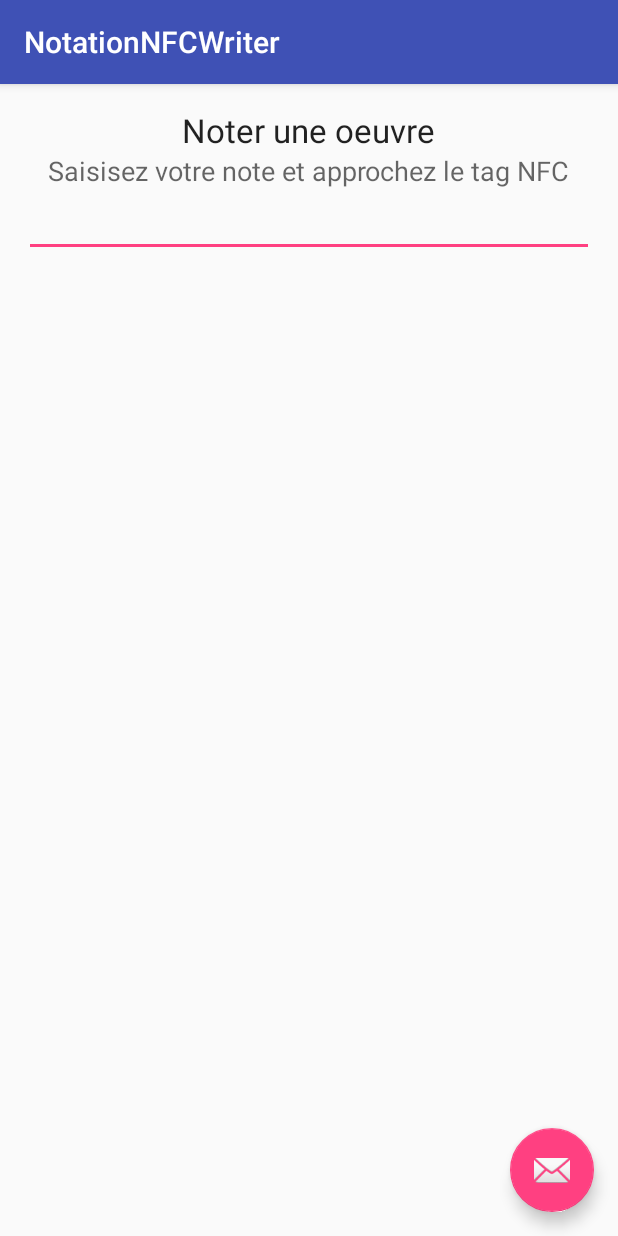
After one commit to myoann/LiFi-museum, an Android app: the NotationNFCWriter screen opened directly, with no data from a screen before it, on a phone screen of 412 x 824 dp. The commit adds this screen. Run offline under Robolectric (Android 15) with nearby library versions, the phone set to English and light mode, and no system bars; 1 statement that could not run was skipped.

Commit message:
NFC notation

```diff
--- a/app/src/main/java/lifi/lifi_museum/activity/MainActivity.java
+++ b/app/src/main/java/lifi/lifi_museum/activity/MainActivity.java
@@ -16,6 +16,7 @@ import android.widget.Button;
 import lifi.lifi_museum.R;
 import lifi.lifi_museum.lifi.LifiActivity;
 import lifi.lifi_museum.nfc.NFCActivity;
+import lifi.lifi_museum.nfc.NotationNFCActivity;
 
 public class MainActivity extends AppCompatActivity
         implements NavigationView.OnNavigationItemSelectedListener {
@@ -103,6 +104,8 @@ public class MainActivity extends AppCompatActivity
             startActivity(new Intent(this, SettingsActivity.class));
         } else if (id == R.id.nav_about) {
             startActivity(new Intent(this, AboutActivity.class));
+        }else if(id==R.id.notation_nfc){
+            startActivity(new Intent(this, NotationNFCActivity.class));
         }
 
         DrawerLayout drawer = (DrawerLayout) findViewById(R.id.drawer_layout);
--- /dev/null
+++ b/app/src/main/java/lifi/lifi_museum/nfc/NotationNFCWriter.java
@@ -0,0 +1,150 @@
+package lifi.lifi_museum.nfc;
+
+import android.app.PendingIntent;
+import android.content.Intent;
+import android.content.IntentFilter;
+import android.nfc.FormatException;
+import android.nfc.NdefMessage;
+import android.nfc.NdefRecord;
+import android.nfc.NfcAdapter;
+import android.nfc.Tag;
+import android.nfc.tech.Ndef;
+import android.os.Bundle;
+import android.support.design.widget.FloatingActionButton;
+import android.support.design.widget.Snackbar;
+import android.support.v7.app.AppCompatActivity;
+import android.support.v7.widget.Toolbar;
+import android.util.Log;
+import android.view.View;
+import android.widget.EditText;
+import android.widget.Toast;
+
+import java.io.IOException;
+
+import lifi.lifi_museum.R;
+
+public class NotationNFCWriter extends AppCompatActivity {
+
+    public NfcAdapter nfcAdapter;
+    private EditText EDnote;
+    private boolean continuer;
+
+    @Override
+    protected void onCreate(Bundle savedInstanceState) {
+        super.onCreate(savedInstanceState);
+        setContentView(R.layout.activity_notation_nfcwriter);
+        Toolbar toolbar = (Toolbar) findViewById(R.id.toolbar);
+        setSupportActionBar(toolbar);
+        this.nfcAdapter = NfcAdapter.getDefaultAdapter(this);
+        FloatingActionButton fab = (FloatingActionButton) findViewById(R.id.fab);
+        fab.setOnClickListener(new View.OnClickListener() {
+            @Override
+            public void onClick(View view) {
+                Snackbar.make(view, "Replace with your own action", Snackbar.LENGTH_LONG)
+                        .setAction("Action", null).show();
+            }
+        });
+        this.EDnote   = (EditText)findViewById(R.id.editTextNote);
+       /* String tmpNbNote = getIntent().getStringExtra("nbNote");
+        String tmpSommeNote = getIntent().getStringExtra("sommeNote");
+        if(tmpNbNote!=null){
+            this.nbNote = Integer.parseInt(tmpNbNote);
+        }
+        if(tmpNbNote!=null){
+            this.nbNote = Integer.parseInt(tmpSommeNote);
+        }*/
+
+
+    }
+    String getTextData(byte[] payload) {
+        String str = new String(payload);
+        /*String texteCode = ((payload[0] & amp; 0deux00) == 0) ' "UTF-8" : "UTF-16";
+        int langageCodeTaille = payload[0] &amp; 0077;
+        return new String(payload, langageCodeTaille + 1, payload.length - langageCodeTaille - 1, texteCode);*/
+       /* String texteCode = ((payload[0] &amp; 0deux00) == 0) ' "UTF-8" : "UTF-16";
+        int langageCodeTaille = payload[0] &amp; 0077;*/
+        return str.substring(3);
+    }
+
+    protected void onResume() {
+        super.onResume();
+        System.out.println("icici: nbNote"+NotationNFCActivity.nbNote+"somme"+NotationNFCActivity.sommeNote);
+        PendingIntent pendingIntent = PendingIntent.getActivity(getApplicationContext(), 0,new Intent(this, getClass()).addFlags(Intent.FLAG_ACTIVITY_SINGLE_TOP), 0);
+
+        IntentFilter ndef = new IntentFilter(NfcAdapter.ACTION_TECH_DISCOVERED);
+        IntentFilter[] intentFiltersArray = new IntentFilter[] {ndef};
+
+        String[][] techListsArray = new String[][] {new String[] {Ndef.class.getName()}};
+
+        this.nfcAdapter.enableForegroundDispatch(this, pendingIntent, intentFiltersArray, techListsArray);
+    }
+
+    public void onPause() {
+        super.onPause();
+        this.nfcAdapter.disableForegroundDispatch(this);
+    }
+
+
+
+    @Override
+    protected void onNewIntent(Intent intent) {
+        Tag tag = intent.getParcelableExtra(NfcAdapter.EXTRA_TAG);
+        this.continuer = false;
+        final Ndef ndef = Ndef.get(tag);
+        new Thread(new Runnable() {
+
+            @Override
+            public void run() {
+                try {
+                    ndef.connect();
+                    try {
+                        int note = Integer.parseInt(NotationNFCWriter.this.EDnote.getText().toString());
+                        if(EDnote.getText().toString().length()>0){
+                            if(note>=0 && note<=20) {
+                                synchronized (EDnote){
+                                    NdefMessage message = new NdefMessage(NdefRecord.createApplicationRecord(NotationNFCActivity.sommeNote+":"+NotationNFCActivity.nbNote));
+                                    ndef.writeNdefMessage(message);
+                                    continuer = true;
+                                }
+
+                            }
+                        }
+
+                    }
+                    catch(FormatException e) {
+                        Log.e("NFC", e.getMessage(), e);
+                    }
+                    ndef.close();
+                }
+                catch(IOException e) {
+                    Log.e("NFC", e.getMessage(), e);
+                }
+            }
+        }).start();
+
+        int note = Integer.parseInt(EDnote.getText().toString());
+        if(note>=0 && note<=20){
+            NotationNFCActivity.sommeNote += note;
+            NotationNFCActivity.nbNote+=1;
+            System.out.println("nbNote "+NotationNFCActivity.nbNote+" et somme "+NotationNFCActivity.sommeNote);
+            Toast.makeText(NotationNFCWriter.this, "La note suivant a été ajoutée:" + EDnote.getText().toString() + "/20", Toast.LENGTH_LONG).show();
+        }
+        else{
+            Toast.makeText(NotationNFCWriter.this, "Vous devez saisir un nombre compris entre 0 et 20", Toast.LENGTH_LONG).show();
+        }
+
+    }
+
+    @Override
+    public void onStart() {
+        super.onStart();
+
+
+    }
+
+    @Override
+    public void onStop() {
+        super.onStop();
+
+    }
+}
--- /dev/null
+++ b/app/src/main/res/layout/activity_notation_nfcwriter.xml
@@ -0,0 +1,34 @@
+<?xml version="1.0" encoding="utf-8"?>
+<android.support.design.widget.CoordinatorLayout xmlns:android="http://schemas.android.com/apk/res/android"
+    xmlns:app="http://schemas.android.com/apk/res-auto"
+    xmlns:tools="http://schemas.android.com/tools"
+    android:layout_width="match_parent"
+    android:layout_height="match_parent"
+    android:fitsSystemWindows="true"
+    tools:context="lifi.lifi_museum.nfc.NotationNFCWriter">
+
+    <android.support.design.widget.AppBarLayout
+        android:layout_width="match_parent"
+        android:layout_height="wrap_content"
+        android:theme="@style/AppTheme.AppBarOverlay">
+
+        <android.support.v7.widget.Toolbar
+            android:id="@+id/toolbar"
+            android:layout_width="match_parent"
+            android:layout_height="?attr/actionBarSize"
+            android:background="?attr/colorPrimary"
+            app:popupTheme="@style/AppTheme.PopupOverlay" />
+
+    </android.support.design.widget.AppBarLayout>
+
+    <include layout="@layout/content_notation_nfcwriter" />
+
+    <android.support.design.widget.FloatingActionButton
+        android:id="@+id/fab"
+        android:layout_width="wrap_content"
+        android:layout_height="wrap_content"
+        android:layout_gravity="bottom|end"
+        android:layout_margin="@dimen/fab_margin"
+        android:src="@android:drawable/ic_dialog_email" />
+
+</android.support.design.widget.CoordinatorLayout>
--- /dev/null
+++ b/app/src/main/res/layout/content_notation_nfcwriter.xml
@@ -0,0 +1,47 @@
+<?xml version="1.0" encoding="utf-8"?>
+<RelativeLayout xmlns:android="http://schemas.android.com/apk/res/android"
+    xmlns:app="http://schemas.android.com/apk/res-auto"
+    xmlns:tools="http://schemas.android.com/tools"
+    android:layout_width="match_parent"
+    android:layout_height="match_parent"
+    android:paddingBottom="@dimen/activity_vertical_margin"
+    android:paddingLeft="@dimen/activity_horizontal_margin"
+    android:paddingRight="@dimen/activity_horizontal_margin"
+    android:paddingTop="@dimen/activity_vertical_margin"
+    app:layout_behavior="@string/appbar_scrolling_view_behavior"
+    tools:context="lifi.lifi_museum.nfc.NotationNFCWriter"
+    tools:showIn="@layout/activity_notation_nfcwriter">
+
+    <LinearLayout
+        android:orientation="vertical"
+        android:layout_width="match_parent"
+        android:layout_height="match_parent"
+        android:layout_alignParentTop="true"
+        android:layout_alignParentStart="true">
+
+        <TextView
+            android:layout_width="wrap_content"
+            android:layout_height="wrap_content"
+            android:textAppearance="?android:attr/textAppearanceLarge"
+            android:text="Noter une oeuvre"
+            android:id="@+id/textView11"
+            android:layout_gravity="center_horizontal" />
+
+        <TextView
+            android:layout_width="wrap_content"
+            android:layout_height="wrap_content"
+            android:textAppearance="?android:attr/textAppearanceMedium"
+            android:text="Saisisez votre note et approchez le tag NFC"
+            android:id="@+id/textView12"
+            android:layout_gravity="center_horizontal" />
+
+        <EditText
+            android:layout_width="match_parent"
+            android:layout_height="wrap_content"
+            android:id="@+id/editTextNote"
+            android:inputType="number"
+            android:ems="10"
+            android:maxLength="2"
+            android:layout_gravity="center_horizontal" />
+    </LinearLayout>
+</RelativeLayout>
--- a/app/src/main/res/menu/activity_main_drawer.xml
+++ b/app/src/main/res/menu/activity_main_drawer.xml
@@ -9,7 +9,11 @@
         <item
             android:id="@+id/nav_nfc"
             android:icon="@drawable/ic_menu_slideshow"
-            android:title="NFC" />
+            android:title="Lecture NFC" />
+        <item
+            android:id="@+id/notation_nfc"
+            android:icon="@drawable/ic_menu_slideshow"
+            android:title="Notation NFC" />
         <item
             android:id="@+id/nav_slideshow"
             android:icon="@drawable/ic_menu_slideshow"
--- a/app/src/main/res/values/strings.xml
+++ b/app/src/main/res/values/strings.xml
@@ -160,4 +160,6 @@
     <string name="title_activity_nfc">NFC</string>
     <string name="title_activity_about">À propos</string>
     <string name="title_activity_video_player">VideoPlayer</string>
+    <string name="title_activity_notation_nfc">NotationNFCActivity</string>
+    <string name="title_activity_notation_nfcwriter">NotationNFCWriter</string>
 </resources>
```
Also changed, not shown: app/src/main/AndroidManifest.xml (+38 -10 lines), app/src/main/java/lifi/lifi_museum/nfc/NotationNFCActivity.java (added, +155 -0 lines), app/src/main/res/layout/activity_notation_nfc.xml (added, +34 -0 lines), app/src/main/res/layout/content_notation_nfc.xml (added, +52 -0 lines).
